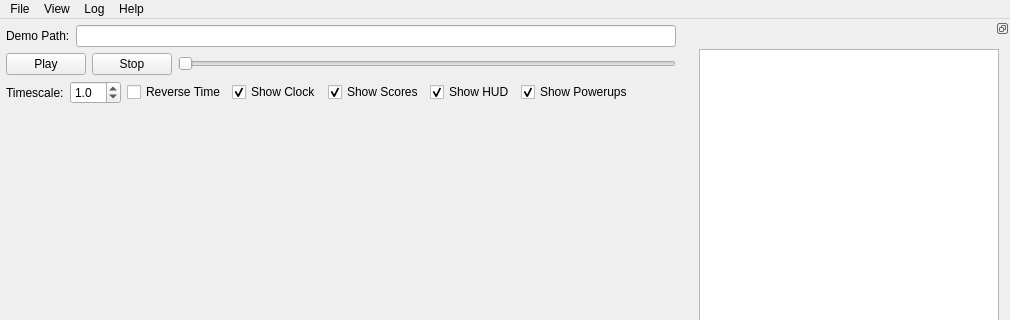
This is UDT_DV/src/qt/gui.ui in mightycow/uberdemotools as Qt 5 draws it before an edit; both pictures show x 0 to 1010 and y 0 to 320 of the 1010 by 722 pixel window. The edited form follows.
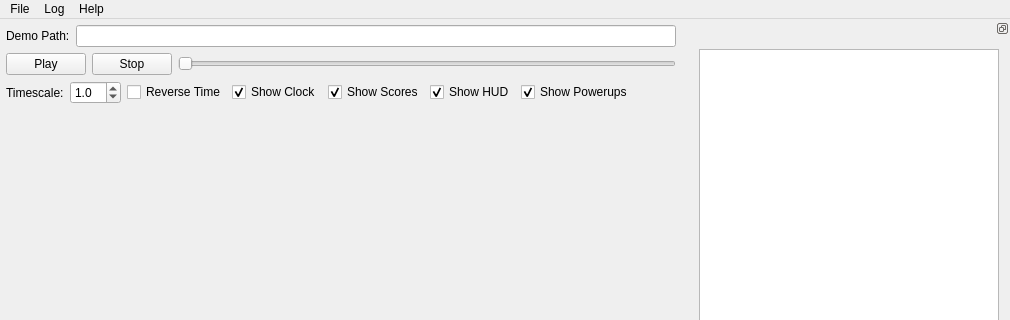
This is the edited form. Custom widgets are drawn as their Qt base class.

Commit message: Moved the show/hide action under log menu.

Patch:
```diff
--- a/UDT_DV/src/qt/gui.ui
+++ b/UDT_DV/src/qt/gui.ui
@@ -10,6 +10,12 @@
     <height>722</height>
    </rect>
   </property>
+  <property name="sizePolicy">
+   <sizepolicy hsizetype="Minimum" vsizetype="Minimum">
+    <horstretch>0</horstretch>
+    <verstretch>0</verstretch>
+   </sizepolicy>
+  </property>
   <property name="contextMenuPolicy">
    <enum>Qt::NoContextMenu</enum>
   </property>
@@ -300,12 +306,6 @@
     </property>
     <addaction name="actionAbout"/>
    </widget>
-   <widget class="QMenu" name="menuView">
-    <property name="title">
-     <string>View</string>
-    </property>
-    <addaction name="actionLogWindow"/>
-   </widget>
    <widget class="QMenu" name="menuLog">
     <property name="title">
      <string>Log</string>
@@ -314,7 +314,6 @@
     <addaction name="actionLogSave"/>
    </widget>
    <addaction name="menuFile"/>
-   <addaction name="menuView"/>
    <addaction name="menuLog"/>
    <addaction name="menuHelp"/>
   </widget>
```
Left out of the diff: 15 changed lines with no effect on the pictures. The commit also changes 1 other file.
